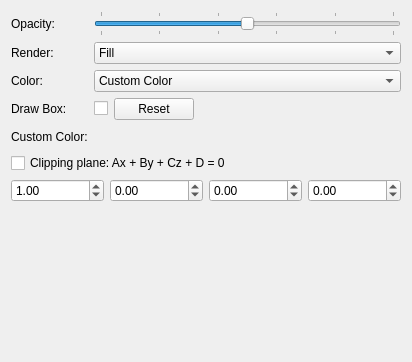
cryos/avogadro, file libavogadro/src/engines/surfacesettingswidget.ui: the form before one commit.
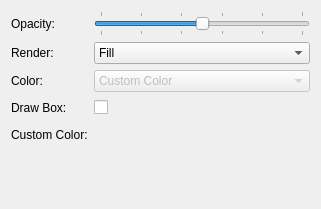
The form after the commit. Custom widgets are drawn as their Qt base class.

Commit message: Disabled parts of the dialog that need to be (re)implemented, removed obsolete parts. Fixed a bug with VdW surface generation.

Diff of the .ui file:
```diff
--- a/libavogadro/src/engines/surfacesettingswidget.ui
+++ b/libavogadro/src/engines/surfacesettingswidget.ui
@@ -5,8 +5,8 @@
    <rect>
     <x>0</x>
     <y>0</y>
-    <width>412</width>
-    <height>362</height>
+    <width>321</width>
+    <height>209</height>
    </rect>
   </property>
   <layout class="QGridLayout" name="gridLayout" >
@@ -86,6 +86,9 @@
    </item>
    <item row="2" column="1" >
     <widget class="QComboBox" name="colorCombo" >
+     <property name="enabled" >
+      <bool>false</bool>
+     </property>
      <item>
       <property name="text" >
        <string>Custom Color</string>
@@ -114,13 +117,6 @@
        </property>
       </widget>
      </item>
-     <item>
-      <widget class="QPushButton" name="drawBoxResetButton" >
-       <property name="text" >
-        <string>Reset</string>
-       </property>
-      </widget>
-     </item>
      <item>
       <spacer name="horizontalSpacer" >
        <property name="orientation" >
@@ -170,52 +166,7 @@
      </item>
     </layout>
    </item>
-   <item row="5" column="0" colspan="2" >
-    <widget class="QCheckBox" name="clipCheckBox" >
-     <property name="text" >
-      <string>Clipping plane: Ax + By + Cz + D = 0</string>
-     </property>
-    </widget>
-   </item>
-   <item row="6" column="0" colspan="2" >
-    <layout class="QHBoxLayout" >
-     <item>
-      <widget class="QDoubleSpinBox" name="ASpinBox" >
-       <property name="minimum" >
-        <double>-99.989999999999995</double>
-       </property>
-       <property name="value" >
-        <double>1.000000000000000</double>
-       </property>
-      </widget>
-     </item>
-     <item>
-      <widget class="QDoubleSpinBox" name="BSpinBox" >
-       <property name="minimum" >
-        <double>-99.989999999999995</double>
-       </property>
-      </widget>
-     </item>
-     <item>
-      <widget class="QDoubleSpinBox" name="CSpinBox" >
-       <property name="enabled" >
-        <bool>true</bool>
-       </property>
-       <property name="minimum" >
-        <double>-99.989999999999995</double>
-       </property>
-      </widget>
-     </item>
-     <item>
-      <widget class="QDoubleSpinBox" name="DSpinBox" >
-       <property name="minimum" >
-        <double>-99.989999999999995</double>
-       </property>
-      </widget>
-     </item>
-    </layout>
-   </item>
-   <item row="7" column="0" >
+   <item row="5" column="0" >
     <spacer>
      <property name="orientation" >
       <enum>Qt::Vertical</enum>
```
The commit also changes 4 other files.
